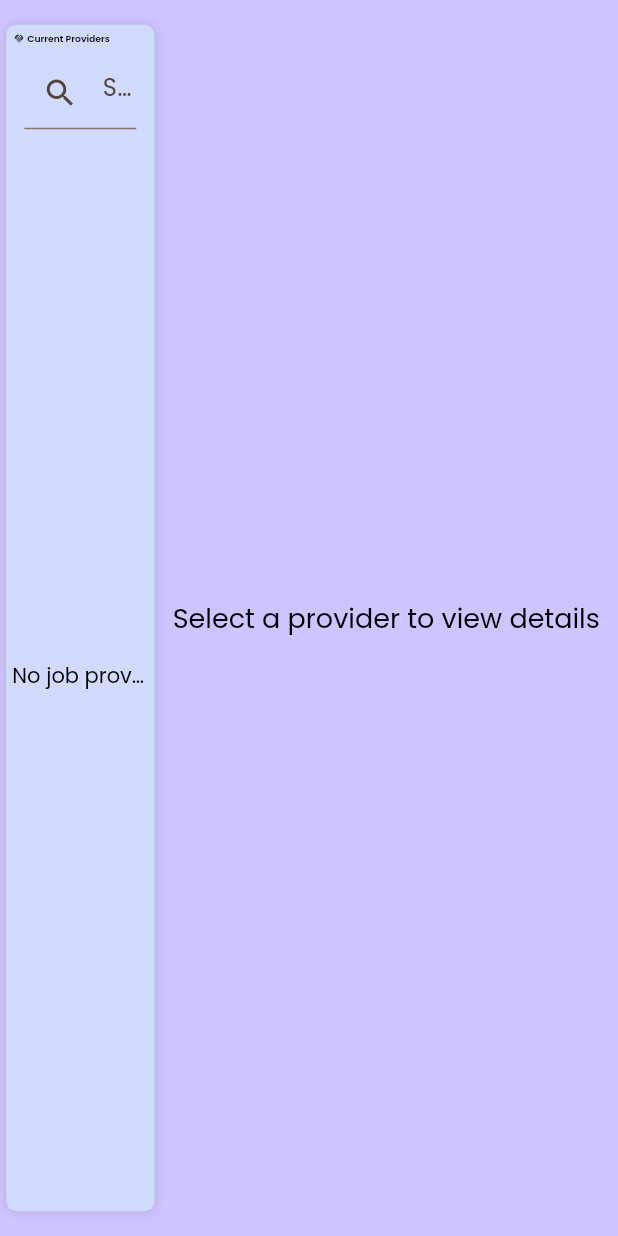
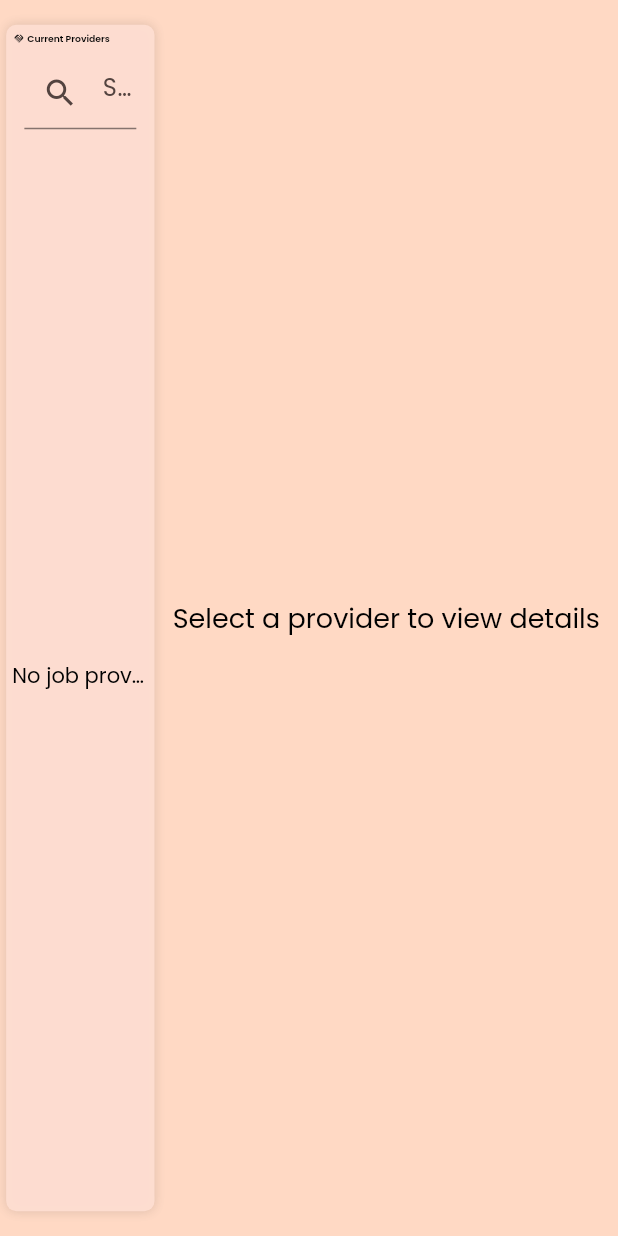
Before and after one commit to Randil-Hasanga/third_year_project_web_team_14, a Flutter app: the JobProviders screen opened by its route, on a phone screen of 412 x 824 dp. Run offline on Flutter 3.47's test engine with Material 3 defaults, Android fonts, the phone set to English and light mode, and no system bars; our stand-ins replace cloud_firestore, file_picker, firebase_auth, firebase_core, firebase_storage, flutter_image_compress and 4 more; missing offline and left inert: emailjs; accounts and stored records are empty; network calls fail.

Commit message:
ui changes

```diff
--- a/jms_desktop/lib/const/constants.dart
+++ b/jms_desktop/lib/const/constants.dart
@@ -2,34 +2,38 @@ import 'package:flutter/material.dart';
 
 //const backgroundColor = Color(0xFF21222D);
 
-// const backgroundColor = Color.fromARGB(108, 255, 166, 115);
+const backgroundColor = Color.fromARGB(108, 255, 166, 115);
+const primaryColor = Color(0xFF2697ff);
+const secondaryColor = Color(0xFFffffff);
+//const cardBackgroundColor = Color(0xFF15131c);
+const backgroundColor2 = Color(0xFF21222D);
+const cardBackgroundColorLayer2 = Color.fromARGB(232, 255, 223, 211);
+const cardBackgroundColorLayer3 = Color.fromARGB(255, 255, 209, 172);
+const cardBackgroundColor = Color.fromARGB(171, 255, 255, 255);
+
+const selectionColor = Color.fromARGB(255, 243, 107, 23);
+//const selectionColor = Color(0xFF88b2ac);
+
+const defaultPadding = 20.0;
+
+const backgroundColor3 = Color.fromRGBO(255, 195, 162, 1);
+
+
+
+
+
+// const backgroundColor = Color.fromARGB(108, 141, 115, 255);
 // const primaryColor = Color(0xFF2697ff);
 // const secondaryColor = Color(0xFFffffff);
 // //const cardBackgroundColor = Color(0xFF15131c);
 // const backgroundColor2 = Color(0xFF21222D);
-// const cardBackgroundColorLayer2 = Color.fromARGB(232, 255, 223, 211);
-// const cardBackgroundColorLayer3 = Color.fromARGB(255, 255, 209, 172);
+// const cardBackgroundColorLayer2 = Color.fromARGB(232, 211, 223, 255);
+// const cardBackgroundColorLayer3 = Color.fromARGB(255, 172, 194, 255);
 // const cardBackgroundColor = Color.fromARGB(171, 255, 255, 255);
 
-// const selectionColor = Color.fromARGB(255, 243, 107, 23);
+// const selectionColor = Color.fromARGB(255, 208, 107, 255);
 // //const selectionColor = Color(0xFF88b2ac);
 
 // const defaultPadding = 20.0;
 
-// const backgroundColor3 = Color.fromRGBO(255, 195, 162, 1);
-
-const backgroundColor = Color.fromARGB(108, 141, 115, 255);
-const primaryColor = Color(0xFF2697ff);
-const secondaryColor = Color(0xFFffffff);
-//const cardBackgroundColor = Color(0xFF15131c);
-const backgroundColor2 = Color(0xFF21222D);
-const cardBackgroundColorLayer2 = Color.fromARGB(232, 211, 223, 255);
-const cardBackgroundColorLayer3 = Color.fromARGB(255, 172, 194, 255);
-const cardBackgroundColor = Color.fromARGB(171, 255, 255, 255);
-
-const selectionColor = Color.fromARGB(255, 208, 107, 255);
-//const selectionColor = Color(0xFF88b2ac);
-
-const defaultPadding = 20.0;
-
-const backgroundColor3 = Color.fromRGBO(182, 162, 255, 1);
+// const backgroundColor3 = Color.fromRGBO(182, 162, 255, 1);
```
Also changed, not shown: jms_desktop/lib/pages/recycle_bin.dart (+4 -4 lines).
